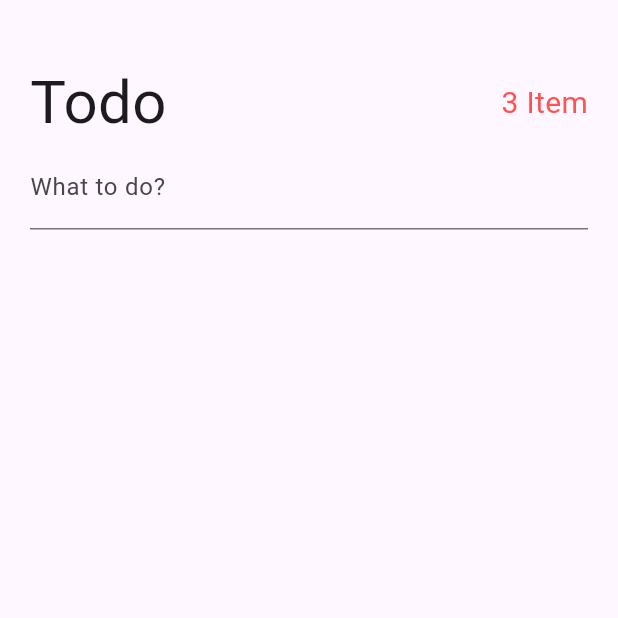
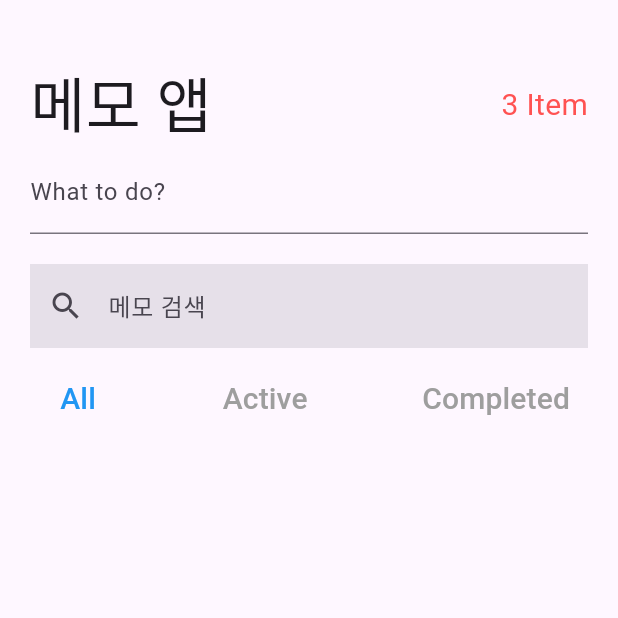
Before and after one commit to WaterMan-Joy/Flutter-Todo-App, a Flutter app: the screen it shows after launch, on a phone screen of 412 x 824 dp, the top half of it. Run offline on Flutter 3.47's test engine with Material 2 defaults, Android fonts, the phone set to English and light mode, and no system bars; missing offline and left inert: dart:ffi.

Commit message:
필터 카테고리 버튼 추가

```diff
--- a/lib/pages/todos_page.dart
+++ b/lib/pages/todos_page.dart
@@ -2,6 +2,7 @@
 import 'package:provider/provider.dart';
 import 'package:todo_sample1/providers/providers.dart';
 
+import '../models/todo_model.dart';
 import '../providers/active_todo_count.dart';
 
 class TodosPage extends StatefulWidget {
@@ -23,6 +24,10 @@
               children: [
                 TodoHeader(),
                 CreateTodo(),
+                SizedBox(
+                  height: 20,
+                ),
+                SearchAndFilterTodo(),
               ],
             ),
           ),
@@ -42,18 +47,24 @@
       mainAxisAlignment: MainAxisAlignment.spaceBetween,
       children: [
         Text(
-          'Todo',
-          style: TextStyle(fontSize: 40),
+          '메모 앱',
+          style: TextStyle(
+            fontSize: 40,
+          ),
         ),
         Text(
           '${context.watch<ActiveTodoCount>().state.activeTodoCount} Item',
-          style: TextStyle(fontSize: 20, color: Colors.redAccent),
+          style: TextStyle(
+            fontSize: 20,
+            color: Colors.redAccent,
+          ),
         ),
       ],
     );
   }
 }
 
+// CreateTodo
 class CreateTodo extends StatefulWidget {
   const CreateTodo({super.key});
 
@@ -88,3 +99,62 @@
     );
   }
 }
+
+// SearchAndFilter
+class SearchAndFilterTodo extends StatelessWidget {
+  const SearchAndFilterTodo({super.key});
+
+  @override
+  Widget build(BuildContext context) {
+    return Column(
+      children: [
+        TextField(
+          decoration: InputDecoration(
+            labelText: '메모 검색',
+            border: InputBorder.none,
+            filled: true,
+            prefixIcon: Icon(Icons.search),
+          ),
+          onChanged: (String? newSearchTerm) {
+            if (newSearchTerm != null) {
+              context.read<TodoSearch>().setSearchTerm(newSearchTerm);
+            }
+          },
+        ),
+        SizedBox(height: 10),
+        Row(
+          mainAxisAlignment: MainAxisAlignment.spaceBetween,
+          children: [
+            filterButton(context, Filter.all),
+            filterButton(context, Filter.active),
+            filterButton(context, Filter.completed),
+          ],
+        ),
+      ],
+    );
+  }
+
+  Widget filterButton(BuildContext context, Filter filter) {
+    return TextButton(
+      onPressed: () {
+        context.read<TodoFilter>().ChangeFilter(filter);
+      },
+      child: Text(
+        filter == Filter.all
+            ? 'All'
+            : filter == Filter.active
+                ? 'Active'
+                : 'Completed',
+        style: TextStyle(
+          fontSize: 20,
+          color: textColor(context, filter),
+        ),
+      ),
+    );
+  }
+
+  Color textColor(BuildContext context, Filter filter) {
+    final currentFilter = context.watch<TodoFilter>().state.filter;
+    return currentFilter == filter ? Colors.blue : Colors.grey;
+  }
+}
--- a/lib/providers/todo_filter.dart
+++ b/lib/providers/todo_filter.dart
@@ -10,8 +10,6 @@
   });
 
   List<Object> get props => [filter];
-
-  bool get strinify => true;
 
   // copywith of TodoFilterState type
   TodoFilterState copywith({Filter? filter}) {
```
